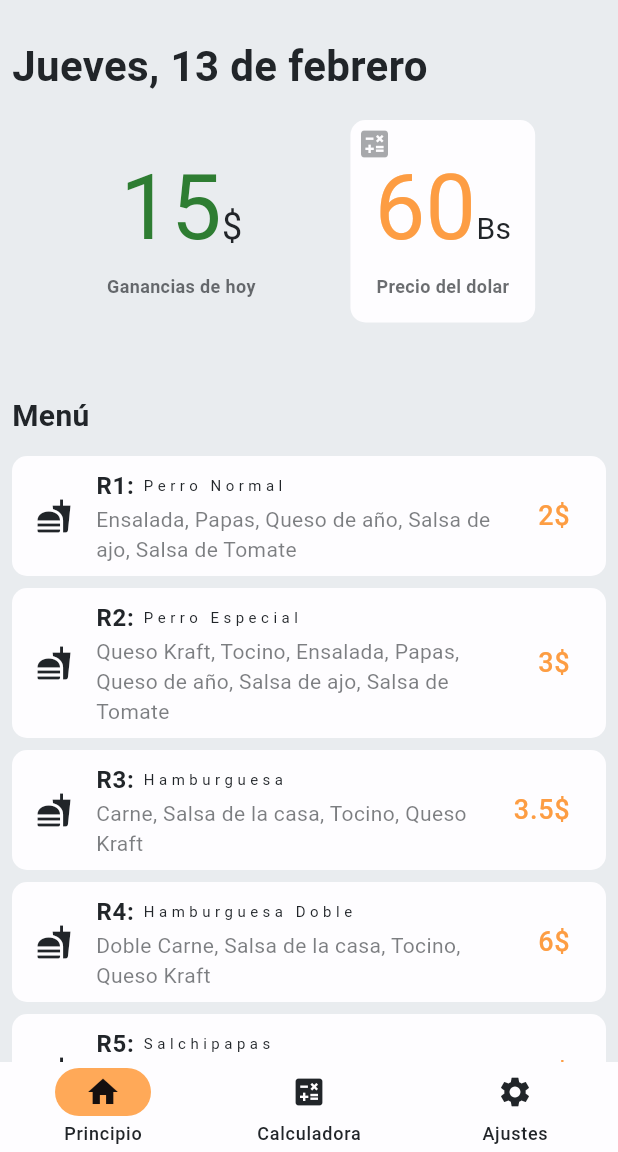
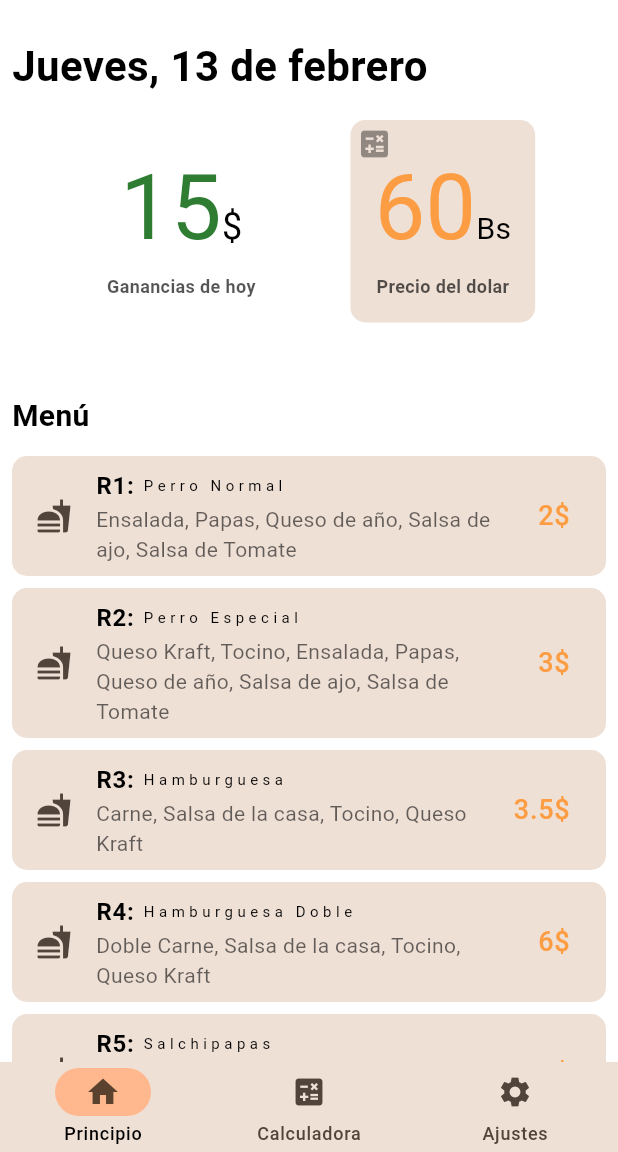
Before and after one commit to DaviD4Chirino/doctor_perro_helper, a Flutter app: the screen it shows after launch, on a phone screen of 412 x 824 dp, the part 84-1236 px from its top. Run offline on Flutter 3.47's test engine with Material 3 defaults, Android fonts, the phone set to English and light mode, and no system bars; drawn by our look-alikes of toastification; our stand-ins replace flex_color_scheme, flutter_layout_grid, flutter_riverpod, math_expressions, riverpod_annotation, shared_preferences; generated files the repository leaves out were written again.

Commit message:
added app_theme

```diff
--- /dev/null
+++ b/doctor_perro_helper/lib/config/themes/app_theme.dart
@@ -0,0 +1,176 @@
+import 'package:flex_color_scheme/flex_color_scheme.dart';
+import 'package:flutter/cupertino.dart';
+import 'package:flutter/material.dart';
+
+/// The [AppTheme] defines light and dark themes for the app.
+///
+/// Theme setup for FlexColorScheme package v8.
+/// Use same major flex_color_scheme package version. If you use a
+/// lower minor version, some properties may not be supported.
+/// In that case, remove them after copying this theme to your
+/// app or upgrade package to version 8.1.0.
+///
+/// Use in [MaterialApp] like this:
+///
+/// MaterialApp(
+///   theme: AppTheme.light,
+///   darkTheme: AppTheme.dark,
+///     :
+/// );
+abstract final class AppTheme {
+  // The defined light theme.
+  static ThemeData light = FlexThemeData.light(
+    colors: const FlexSchemeColor(
+      // Custom colors
+      primary: Color(0xFFFD9D43),
+      primaryContainer: Color(0xFFFDCFAA),
+      primaryLightRef: Color(0xFFFD9D43),
+      secondary: Color(0xFFFF5722),
+      secondaryContainer: Color(0xFFFFB88D),
+      secondaryLightRef: Color(0xFFFF5722),
+      tertiary: Color(0xFF35A0CB),
+      tertiaryContainer: Color(0xFF85C6E0),
+      tertiaryLightRef: Color(0xFF35A0CB),
+      appBarColor: Color(0xFFFFB88D),
+      error: Color(0xFFD50000),
+      errorContainer: Color(0xFFFF8A80),
+    ),
+    appBarStyle: FlexAppBarStyle.primary,
+    subThemesData: const FlexSubThemesData(
+      interactionEffects: true,
+      tintedDisabledControls: true,
+      useMaterial3Typography: true,
+      useM2StyleDividerInM3: true,
+      defaultRadius: 8.0,
+      textButtonRadius: 8.0,
+      filledButtonRadius: 8.0,
+      elevatedButtonRadius: 8.0,
+      elevatedButtonSecondarySchemeColor: SchemeColor.onInverseSurface,
+      outlinedButtonRadius: 8.0,
+      outlinedButtonOutlineSchemeColor: SchemeColor.primary,
+      outlinedButtonPressedBorderWidth: 2.0,
+      toggleButtonsBorderSchemeColor: SchemeColor.primary,
+      segmentedButtonSchemeColor: SchemeColor.primary,
+      segmentedButtonBorderSchemeColor: SchemeColor.primary,
+      switchSchemeColor: SchemeColor.primary,
+      sliderValueTinted: true,
+      inputDecoratorSchemeColor: SchemeColor.primary,
+      inputDecoratorBackgroundAlpha: 21,
+      inputDecoratorBorderType: FlexInputBorderType.outline,
+      inputDecoratorRadius: 12.0,
+      inputDecoratorUnfocusedHasBorder: false,
+      inputDecoratorPrefixIconSchemeColor: SchemeColor.primary,
+      fabUseShape: true,
+      fabAlwaysCircular: true,
+      chipBlendColors: false,
+      popupMenuRadius: 6.0,
+      popupMenuElevation: 8.0,
+      alignedDropdown: true,
+      tooltipRadius: 8,
+      tooltipShowDuration: Duration(milliseconds: 200),
+      tooltipSchemeColor: SchemeColor.secondaryContainer,
+      tooltipOpacity: null,
+      drawerIndicatorSchemeColor: SchemeColor.primary,
+      bottomNavigationBarMutedUnselectedLabel: false,
+      bottomNavigationBarMutedUnselectedIcon: false,
+      menuRadius: 6.0,
+      menuElevation: 8.0,
+      menuSchemeColor: SchemeColor.primaryContainer,
+      menuBarRadius: 0.0,
+      menuBarElevation: 1.0,
+      navigationBarSelectedLabelSchemeColor: SchemeColor.primary,
+      navigationBarIndicatorSchemeColor: SchemeColor.primary,
+      navigationBarHeight: 55.0,
+      navigationBarSelectedIconSize: 19,
+      navigationRailMutedUnselectedLabel: true,
+      navigationRailMutedUnselectedIcon: true,
+      navigationRailUseIndicator: true,
+      navigationRailIndicatorSchemeColor: SchemeColor.primary,
+      navigationRailIndicatorOpacity: 1.00,
+      navigationRailBackgroundSchemeColor: SchemeColor.primary,
+      navigationRailElevation: 2.0,
+      navigationRailLabelType: NavigationRailLabelType.all,
+    ),
+    useMaterial3ErrorColors: true,
+    visualDensity: FlexColorScheme.comfortablePlatformDensity,
+    cupertinoOverrideTheme: const CupertinoThemeData(applyThemeToAll: true),
+    swapLegacyOnMaterial3: true,
+  );
+  // The defined dark theme.
+  static ThemeData dark = FlexThemeData.dark(
+    colors: const FlexSchemeColor(
+      // Custom colors
+      primary: Color(0xFFFD9D43),
+      primaryContainer: Color(0xFFFD7843),
+      primaryLightRef: Color(0xFFFD9D43),
+      secondary: Color(0xFFE64A19),
+      secondaryContainer: Color(0xFF872100),
+      secondaryLightRef: Color(0xFFFF5722),
+      tertiary: Color(0xFF2196F3),
+      tertiaryContainer: Color(0xFF40C4FF),
+      tertiaryLightRef: Color(0xFF35A0CB),
+      appBarColor: Color(0xFFFFB88D),
+      error: Color(0xFFB71C1C),
+      errorContainer: Color(0xFF440005),
+    ),
+    appBarStyle: FlexAppBarStyle.primary,
+    subThemesData: const FlexSubThemesData(
+      interactionEffects: true,
+      tintedDisabledControls: true,
+      useMaterial3Typography: true,
+      useM2StyleDividerInM3: true,
+      defaultRadius: 8.0,
+      textButtonRadius: 8.0,
+      filledButtonRadius: 8.0,
+      elevatedButtonRadius: 8.0,
+      elevatedButtonSecondarySchemeColor: SchemeColor.onInverseSurface,
+      outlinedButtonRadius: 8.0,
+      outlinedButtonOutlineSchemeColor: SchemeColor.primary,
+      outlinedButtonPressedBorderWidth: 2.0,
+      toggleButtonsBorderSchemeColor: SchemeColor.primary,
+      segmentedButtonSchemeColor: SchemeColor.primary,
+      segmentedButtonBorderSchemeColor: SchemeColor.primary,
+      switchSchemeColor: SchemeColor.primary,
+      sliderValueTinted: true,
+      inputDecoratorSchemeColor: SchemeColor.primary,
+      inputDecoratorBackgroundAlpha: 34,
+      inputDecoratorBorderType: FlexInputBorderType.outline,
+      inputDecoratorRadius: 12.0,
+      inputDecoratorUnfocusedHasBorder: false,
+      fabUseShape: true,
+      fabAlwaysCircular: true,
+      chipBlendColors: false,
+      popupMenuRadius: 6.0,
+      popupMenuElevation: 8.0,
+      alignedDropdown: true,
+      tooltipRadius: 8,
+      tooltipShowDuration: Duration(milliseconds: 200),
+      tooltipSchemeColor: SchemeColor.secondaryContainer,
+      tooltipOpacity: null,
+      drawerIndicatorSchemeColor: SchemeColor.primary,
+      bottomNavigationBarMutedUnselectedLabel: false,
+      bottomNavigationBarMutedUnselectedIcon: false,
+      menuRadius: 6.0,
+      menuElevation: 8.0,
+      menuSchemeColor: SchemeColor.primaryContainer,
+      menuBarRadius: 0.0,
+      menuBarElevation: 1.0,
+      navigationBarSelectedLabelSchemeColor: SchemeColor.primary,
+      navigationBarIndicatorSchemeColor: SchemeColor.primary,
+      navigationBarHeight: 55.0,
+      navigationBarSelectedIconSize: 19,
+      navigationRailMutedUnselectedLabel: true,
+      navigationRailMutedUnselectedIcon: true,
+      navigationRailUseIndicator: true,
+      navigationRailIndicatorSchemeColor: SchemeColor.primary,
+      navigationRailIndicatorOpacity: 1.00,
+      navigationRailBackgroundSchemeColor: SchemeColor.primary,
+      navigationRailElevation: 2.0,
+      navigationRailLabelType: NavigationRailLabelType.all,
+    ),
+    useMaterial3ErrorColors: true,
+    visualDensity: FlexColorScheme.comfortablePlatformDensity,
+    cupertinoOverrideTheme: const CupertinoThemeData(applyThemeToAll: true),
+    swapLegacyOnMaterial3: true,
+  );
+}
--- a/doctor_perro_helper/lib/main.dart
+++ b/doctor_perro_helper/lib/main.dart
@@ -1,3 +1,4 @@
+import 'package:doctor_perro_helper/config/themes/app_theme.dart';
 import 'package:doctor_perro_helper/config/themes/dark_theme.dart';
 import 'package:doctor_perro_helper/config/themes/light_theme.dart';
 import 'package:doctor_perro_helper/models/use_shared_preferences.dart';
@@ -31,8 +32,8 @@ class MainApp extends StatelessWidget {
   Widget build(BuildContext context) {
     return ToastificationWrapper(
       child: MaterialApp(
-        theme: lightTheme,
-        darkTheme: darkTheme,
+        theme: AppTheme.light,
+        darkTheme: AppTheme.dark,
         title: "Dr.Perro Helper",
         initialRoute: "/",
         routes: {
--- a/doctor_perro_helper/pubspec.yaml
+++ b/doctor_perro_helper/pubspec.yaml
@@ -7,6 +7,7 @@ environment:
   sdk: ^3.5.4
 
 dependencies:
+  flex_color_scheme: ^8.1.0
   flutter:
     sdk: flutter
   flutter_launcher_icons: ^0.14.2
```
